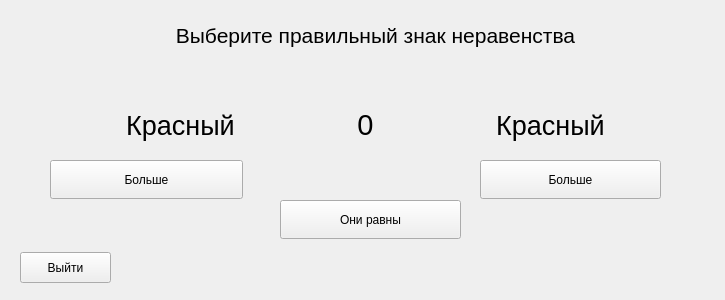
Old version of the form inequalityquest.ui in the repository moevm/gui-1h2017-12.
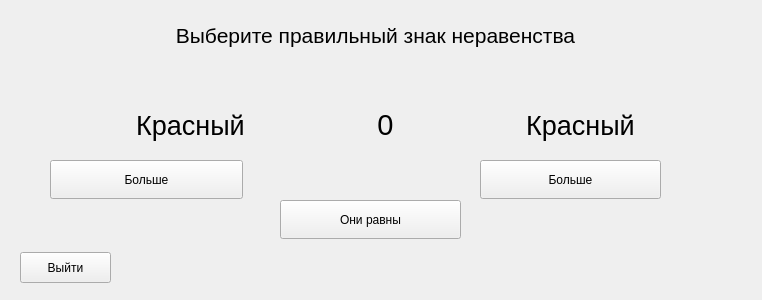
New version of the form.

Patch:
```diff
--- a/inequalityquest.ui
+++ b/inequalityquest.ui
@@ -6,7 +6,7 @@
    <rect>
     <x>0</x>
     <y>0</y>
-    <width>725</width>
+    <width>762</width>
     <height>300</height>
    </rect>
   </property>
@@ -18,7 +18,7 @@
     <rect>
      <x>10</x>
      <y>90</y>
-     <width>711</width>
+     <width>751</width>
      <height>71</height>
     </rect>
    </property>
```
